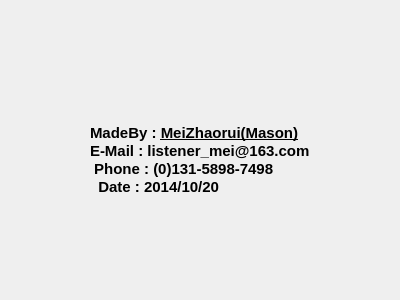
Before: the Qt Designer form src/about_widget.ui in zrmei/kuplayer, drawn with Qt 5.
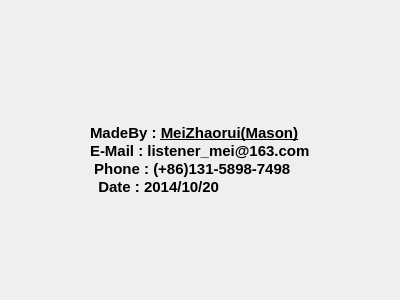
After: the same form once the commit is applied. Icons and pictures are not drawn.

```diff
--- a/src/about_widget.ui
+++ b/src/about_widget.ui
@@ -71,7 +71,7 @@
 &lt;/style&gt;&lt;/head&gt;&lt;body style=&quot; font-family:'Ubuntu'; font-size:11pt; font-weight:400; font-style:normal;&quot;&gt;
 &lt;p style=&quot; margin-top:0px; margin-bottom:0px; margin-left:0px; margin-right:0px; -qt-block-indent:0; text-indent:0px;&quot;&gt;&lt;span style=&quot; font-family:'consolas'; font-weight:600; color:#000000;&quot;&gt;MadeBy : &lt;/span&gt;&lt;a href=&quot;https://github.com/listener/kuplayer&quot;&gt;&lt;span style=&quot; font-family:'consolas'; font-weight:600; color:#000000;&quot;&gt;MeiZhaorui(Mason)&lt;/span&gt;&lt;/a&gt;&lt;span style=&quot; font-family:'consolas'; font-weight:600; color:#000000;&quot;&gt; &lt;/span&gt;&lt;/p&gt;
 &lt;p style=&quot; margin-top:0px; margin-bottom:0px; margin-left:0px; margin-right:0px; -qt-block-indent:0; text-indent:0px;&quot;&gt;&lt;span style=&quot; font-family:'consolas'; font-weight:600; color:#000000;&quot;&gt;E-Mail : listener_mei@163.com&lt;/span&gt;&lt;/p&gt;
-&lt;p style=&quot; margin-top:0px; margin-bottom:0px; margin-left:0px; margin-right:0px; -qt-block-indent:0; text-indent:0px;&quot;&gt;&lt;span style=&quot; font-family:'consolas'; font-weight:600; color:#000000;&quot;&gt; Phone : (0)131-5898-7498&lt;/span&gt;&lt;/p&gt;
+&lt;p style=&quot; margin-top:0px; margin-bottom:0px; margin-left:0px; margin-right:0px; -qt-block-indent:0; text-indent:0px;&quot;&gt;&lt;span style=&quot; font-family:'consolas'; font-weight:600; color:#000000;&quot;&gt; Phone : (+86)131-5898-7498&lt;/span&gt;&lt;/p&gt;
 &lt;p style=&quot; margin-top:0px; margin-bottom:0px; margin-left:0px; margin-right:0px; -qt-block-indent:0; text-indent:0px;&quot;&gt;&lt;span style=&quot; font-family:'consolas'; font-weight:600; color:#000000;&quot;&gt;  Date : 2014/10/20 &lt;/span&gt;&lt;/p&gt;&lt;/body&gt;&lt;/html&gt;</string>
            </property>
           </widget>
```
